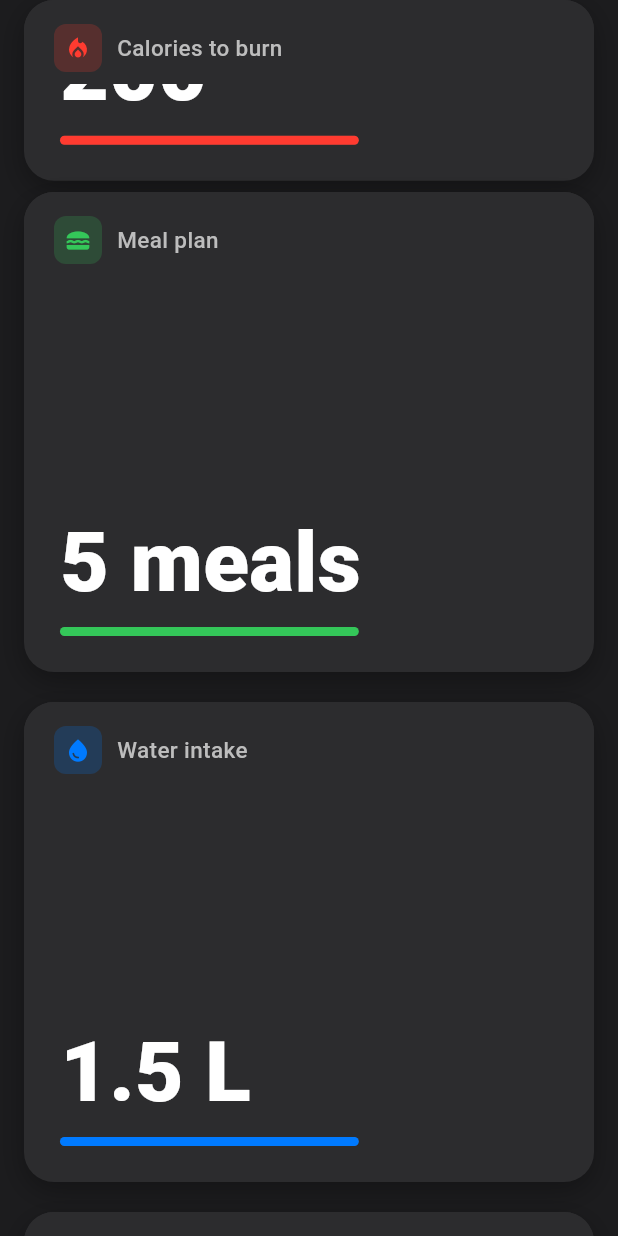
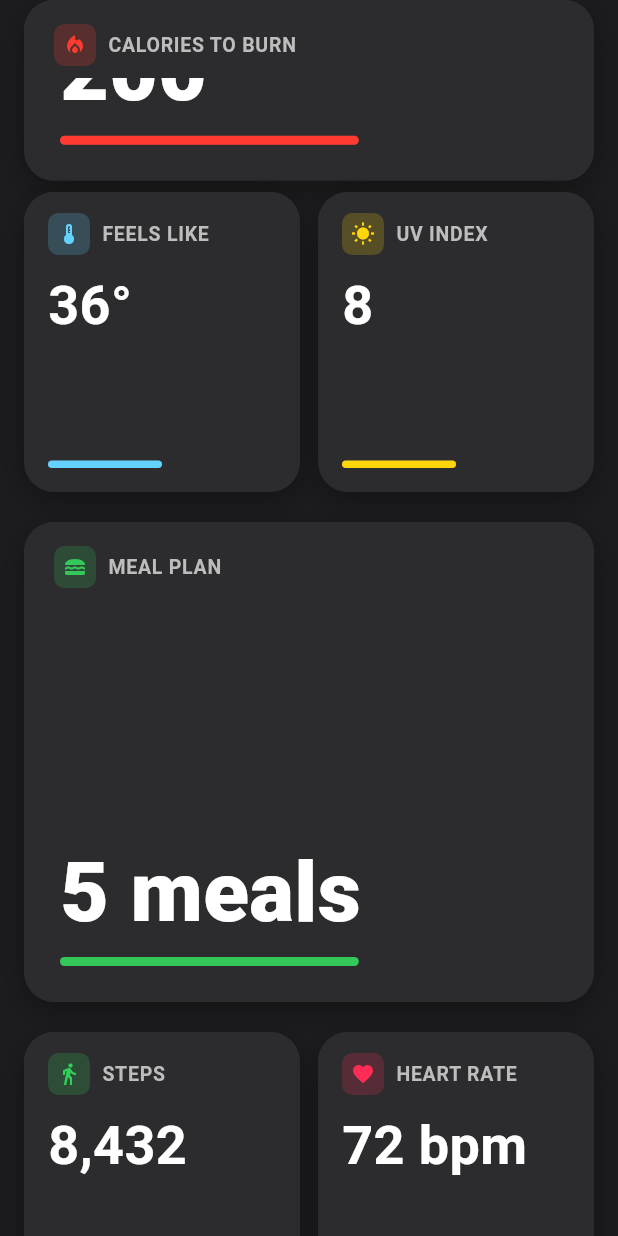
Before and after one commit to Dimamaman/scroll_to_perfection, a Flutter app: the CollapsingCardStack screen opened by its route, scrolled down 576 dp, on a phone screen of 412 x 824 dp. Run offline on Flutter 3.47's test engine with Material 3 defaults, Android fonts, the phone set to English and light mode, and no system bars; our stand-ins replace flutter_hooks, font_awesome_flutter.

Commit message:
CollapsingCardStack

```diff
--- a/lib/widgets/collapsing_card_stack.dart
+++ b/lib/widgets/collapsing_card_stack.dart
@@ -10,17 +10,41 @@ class CollapsingCardStack extends StatefulWidget {
 class _CollapsingCardStackState extends State<CollapsingCardStack> {
   final _scrollController = ScrollController();
 
-  static const _cardHeight = 320.0;
   static const _minHeight = 64.0;
-  static const _cardSpacing = 340.0;
+  static const _cardSpacing = 20.0;
 
-  static final _cards = <_CardData>[
+  static final _items = <_Item>[
+    _Item.single(
       _CardData('Calories eaten', '568', Color(0xFFFF9500), Icons.restaurant),
+      height: 320,
+    ),
+    _Item.single(
       _CardData('Calories to burn', '200', Color(0xFFFF3B30),
           Icons.local_fire_department),
+      height: 320,
+    ),
+    _Item.pair(
+      _CardData('Feels like', '36°', Color(0xFF64D2FF), Icons.thermostat),
+      _CardData('UV Index', '8', Color(0xFFFFD60A), Icons.wb_sunny),
+      height: 200,
+    ),
+    _Item.single(
       _CardData('Meal plan', '5 meals', Color(0xFF34C759), Icons.lunch_dining),
+      height: 320,
+    ),
+    _Item.pair(
+      _CardData('Steps', '8,432', Color(0xFF30D158), Icons.directions_walk),
+      _CardData('Heart rate', '72 bpm', Color(0xFFFF2D55), Icons.favorite),
+      height: 200,
+    ),
+    _Item.single(
       _CardData('Water intake', '1.5 L', Color(0xFF007AFF), Icons.water_drop),
+      height: 320,
+    ),
+    _Item.single(
       _CardData('Sleep', '7h 30m', Color(0xFF5856D6), Icons.bedtime),
+      height: 320,
+    ),
   ];
 
   @override
@@ -38,6 +62,23 @@ class _CollapsingCardStackState extends State<CollapsingCardStack> {
   double get _offset =>
       _scrollController.hasClients ? _scrollController.offset : 0.0;
 
+  // Har bir itemning tabiiy Y pozitsiyasi
+  double _naturalY(int i) {
+    double y = 24.0;
+    for (int j = 0; j < i; j++) {
+      y += _items[j].height + _cardSpacing;
+    }
+    return y;
+  }
+
+  double get _totalHeight {
+    double h = 24.0;
+    for (final item in _items) {
+      h += item.height + _cardSpacing;
+    }
+    return h;
+  }
+
   @override
   Widget build(BuildContext context) {
     return Scaffold(
@@ -46,7 +87,6 @@ class _CollapsingCardStackState extends State<CollapsingCardStack> {
         child: LayoutBuilder(
           builder: (context, constraints) {
             final viewH = constraints.maxHeight;
-            final totalH = _cards.length * _cardSpacing + viewH;
 
             return Stack(
               children: [
@@ -54,7 +94,7 @@ class _CollapsingCardStackState extends State<CollapsingCardStack> {
                   child: SingleChildScrollView(
                     controller: _scrollController,
                     physics: const BouncingScrollPhysics(),
-                    child: SizedBox(height: totalH),
+                    child: SizedBox(height: _totalHeight + viewH),
                   ),
                 ),
                 Positioned.fill(
@@ -62,8 +102,8 @@ class _CollapsingCardStackState extends State<CollapsingCardStack> {
                     child: Stack(
                       clipBehavior: Clip.none,
                       children: [
-                        for (int i = 0; i < _cards.length; i++)
-                          _buildCard(i, viewH),
+                        for (int i = 0; i < _items.length; i++)
+                          _buildItem(i, viewH),
                       ],
                     ),
                   ),
@@ -76,34 +116,32 @@ class _CollapsingCardStackState extends State<CollapsingCardStack> {
     );
   }
 
-  Widget _buildCard(int i, double viewH) {
-    final naturalY = i * _cardSpacing - _offset + 24;
-    final y = math.max(0.0, naturalY);
+  Widget _buildItem(int i, double viewH) {
+    final itemH = _items[i].height;
+    final natY = _naturalY(i) - _offset;
+    final y = math.max(0.0, natY);
 
-    // Keyingi karta yaqinlashganda progress 0→1
     double progress = 0.0;
-    if (i < _cards.length - 1) {
-      final nextNaturalY = (i + 1) * _cardSpacing - _offset + 24;
-      final nextY = math.max(0.0, nextNaturalY);
-      progress = (1.0 - nextY / _cardSpacing).clamp(0.0, 1.0);
+    if (i < _items.length - 1) {
+      final nextNatY = _naturalY(i + 1) - _offset;
+      final nextY = math.max(0.0, nextNatY);
+      final dist = _items[i].height + _cardSpacing;
+      progress = (1.0 - nextY / dist).clamp(0.0, 1.0);
     }
 
-    // Faza 1 (progress 0..0.8): karta YIG'ILADI — balandlik kamayadi
-    // Faza 2 (progress 0.8..1.0): yig'ilgan karta OPACITY bilan yo'qoladi
     final shrinkT = (progress / 0.8).clamp(0.0, 1.0);
     final fadeT = ((progress - 0.8) / 0.2).clamp(0.0, 1.0);
 
-    final currentH = _cardHeight - shrinkT * (_cardHeight - _minHeight);
-    // Opacity faqat TAGDAGI kartaga — ustiga chiqqan karta har doim 1.0
+    final currentH = itemH - shrinkT * (itemH - _minHeight);
     final opacity = 1.0 - fadeT;
-    final contentShift = shrinkT * (_cardHeight - _minHeight);
+    final contentShift = shrinkT * (itemH - _minHeight);
 
     if (y > viewH || opacity <= 0.0) return const SizedBox.shrink();
 
-    // Ustiga chiqqan karta orqasi ko'rinmasligi uchun — pinlanmagan karta doim opacity 1.0
-    // Faqat pinlanib yig'ilgan karta (progress > 0) fade bo'ladi
     final isBeingCovered = progress > 0.0;
     final displayOpacity = isBeingCovered ? opacity : 1.0;
+
+    final item = _items[i];
 
     return Positioned(
       top: y,
@@ -112,7 +150,69 @@ class _CollapsingCardStackState extends State<CollapsingCardStack> {
       height: currentH,
       child: Opacity(
         opacity: displayOpacity,
+        child: item.isPair
+            ? _buildPairCard(item, contentShift)
+            : _buildSingleCard(item.left, itemH, contentShift),
+      ),
+    );
+  }
+
+  Widget _buildSingleCard(
+      _CardData data, double fullH, double contentShift) {
+    return Container(
+      decoration: BoxDecoration(
+        color: const Color(0xFF2C2C2E),
+        borderRadius: BorderRadius.circular(20),
+        boxShadow: [
+          BoxShadow(
+            color: Colors.black.withValues(alpha: 0.3),
+            blurRadius: 16,
+            offset: const Offset(0, 6),
+          ),
+        ],
+      ),
+      clipBehavior: Clip.antiAlias,
+      child: Stack(
+        children: [
+          Positioned(
+            top: -contentShift,
+            left: 0,
+            right: 0,
+            height: fullH,
+            child: Padding(
+              padding: const EdgeInsets.fromLTRB(24, 56, 24, 24),
+              child: _CardBody(data: data),
+            ),
+          ),
+          Positioned(
+            top: 0,
+            left: 0,
+            right: 0,
             child: Container(
+              color: const Color(0xFF2C2C2E),
+              padding: const EdgeInsets.fromLTRB(20, 16, 20, 8),
+              child: _TitleRow(data: data),
+            ),
+          ),
+        ],
+      ),
+    );
+  }
+
+  // Ikkita alohida kichik karta — har biri mustaqil yig'iladi
+  Widget _buildPairCard(_Item item, double contentShift) {
+    final fullH = item.height;
+    return Row(
+      children: [
+        Expanded(child: _buildMiniCard(item.left, fullH, contentShift)),
+        const SizedBox(width: 12),
+        Expanded(child: _buildMiniCard(item.right!, fullH, contentShift)),
+      ],
+    );
+  }
+
+  Widget _buildMiniCard(_CardData data, double fullH, double contentShift) {
+    return Container(
       decoration: BoxDecoration(
         color: const Color(0xFF2C2C2E),
         borderRadius: BorderRadius.circular(20),
@@ -132,10 +232,10 @@ class _CollapsingCardStackState extends State<CollapsingCardStack> {
             top: -contentShift,
             left: 0,
             right: 0,
-                height: _cardHeight,
+            height: fullH,
             child: Padding(
-                  padding: const EdgeInsets.fromLTRB(24, 56, 24, 24),
-                  child: _CardBody(data: _cards[i]),
+              padding: const EdgeInsets.only(top: 48),
+              child: _SmallCardBody(data: data),
             ),
           ),
           // Sarlavha qotib turadi
@@ -145,40 +245,98 @@ class _CollapsingCardStackState extends State<CollapsingCardStack> {
             right: 0,
             child: Container(
               color: const Color(0xFF2C2C2E),
-                  padding: const EdgeInsets.fromLTRB(20, 16, 20, 8),
-                  child: Row(
-                    children: [
-                      Container(
-                        width: 32,
-                        height: 32,
-                        decoration: BoxDecoration(
-                          color: _cards[i].color.withValues(alpha: 0.2),
-                          borderRadius: BorderRadius.circular(8),
-                        ),
-                        child: Icon(_cards[i].icon,
-                            color: _cards[i].color, size: 18),
-                      ),
-                      const SizedBox(width: 10),
-                      Text(
-                        _cards[i].title,
-                        style: TextStyle(
-                          color: Colors.grey.shade400,
-                          fontSize: 15,
-                          fontWeight: FontWeight.w500,
+              padding: const EdgeInsets.fromLTRB(16, 14, 16, 8),
+              child: _TitleRow(data: data),
             ),
           ),
         ],
+      ),
+    );
+  }
+}
+
+// ─────────────────────────────────────────────
+class _TitleRow extends StatelessWidget {
+  final _CardData data;
+  const _TitleRow({required this.data});
+
+  @override
+  Widget build(BuildContext context) {
+    return Row(
+      children: [
+        Container(
+          width: 28,
+          height: 28,
+          decoration: BoxDecoration(
+            color: data.color.withValues(alpha: 0.2),
+            borderRadius: BorderRadius.circular(7),
+          ),
+          child: Icon(data.icon, color: data.color, size: 16),
+        ),
+        const SizedBox(width: 8),
+        Flexible(
+          child: Text(
+            data.title.toUpperCase(),
+            style: TextStyle(
+              color: Colors.grey.shade400,
+              fontSize: 13,
+              fontWeight: FontWeight.w600,
+              letterSpacing: 0.5,
+            ),
+            overflow: TextOverflow.ellipsis,
+          ),
+        ),
+      ],
+    );
+  }
+}
+
+// ─────────────────────────────────────────────
+class _SmallCardBody extends StatelessWidget {
+  final _CardData data;
+  const _SmallCardBody({required this.data});
+
+  @override
+  Widget build(BuildContext context) {
+    return Padding(
+      padding: const EdgeInsets.fromLTRB(16, 8, 16, 16),
+      child: Column(
+        crossAxisAlignment: CrossAxisAlignment.start,
+        children: [
+          Text(
+            data.value,
+            style: const TextStyle(
+              color: Colors.white,
+              fontSize: 36,
+              fontWeight: FontWeight.w700,
+              height: 1.1,
+            ),
+          ),
+          const Spacer(),
+          Container(
+            height: 5,
+            decoration: BoxDecoration(
+              color: Colors.white.withValues(alpha: 0.1),
+              borderRadius: BorderRadius.circular(3),
+            ),
+            child: FractionallySizedBox(
+              alignment: Alignment.centerLeft,
+              widthFactor: 0.5,
+              child: Container(
+                decoration: BoxDecoration(
+                  color: data.color,
+                  borderRadius: BorderRadius.circular(3),
+                ),
               ),
             ),
           ),
         ],
       ),
-        ),
-      ),
     );
   }
 }
 
+// ─────────────────────────────────────────────
 class _CardBody extends StatelessWidget {
   final _CardData data;
   const _CardBody({required this.data});
@@ -221,6 +379,17 @@ class _CardBody extends StatelessWidget {
   }
 }
 
+// ─────────────────────────────────────────────
+class _Item {
+  final _CardData left;
+  final _CardData? right;
+  final double height;
+  bool get isPair => right != null;
+
+  _Item.single(this.left, {required this.height}) : right = null;
+  _Item.pair(this.left, _CardData r, {required this.height}) : right = r;
+}
+
 class _CardData {
   final String title;
   final String value;
```
Lines whose indentation alone changed are shown as unchanged.
